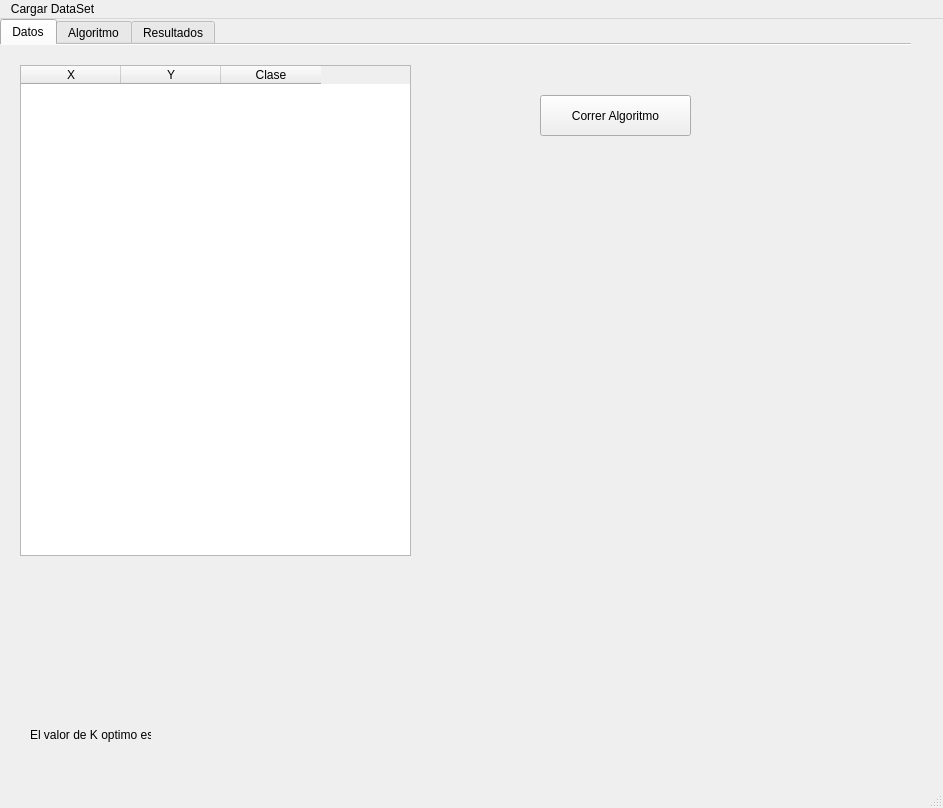
Above: view/main_view.ui from augusto99-dev/AIKnnAlghoritm before the change. Below: the same form after it.
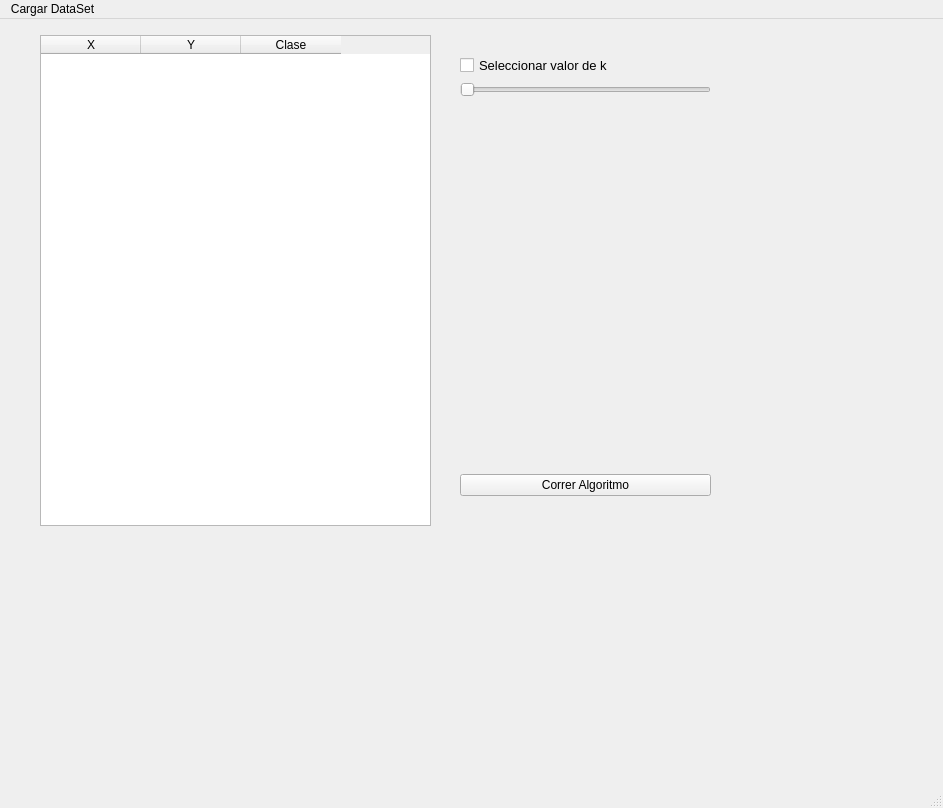
That is the form after the change.

Patch:
```diff
--- a/view/main_view.ui
+++ b/view/main_view.ui
@@ -17,10 +17,10 @@
    <widget class="QTabWidget" name="tabWidget">
     <property name="geometry">
      <rect>
-      <x>0</x>
-      <y>0</y>
+      <x>20</x>
+      <y>-30</y>
       <width>911</width>
-      <height>671</height>
+      <height>771</height>
      </rect>
     </property>
     <property name="currentIndex">
@@ -67,18 +67,86 @@
        </property>
       </column>
      </widget>
-     <widget class="QPushButton" name="pushButton">
+     <widget class="QWidget" name="verticalLayoutWidget_5">
       <property name="geometry">
        <rect>
-        <x>540</x>
-        <y>50</y>
-        <width>151</width>
-        <height>41</height>
+        <x>440</x>
+        <y>40</y>
+        <width>251</width>
+        <height>441</height>
        </rect>
       </property>
-      <property name="text">
-       <string>Correr Algoritmo</string>
-      </property>
+      <layout class="QVBoxLayout" name="verticalLayout">
+       <item>
+        <widget class="QCheckBox" name="checkBox">
+         <property name="font">
+          <font>
+           <pointsize>10</pointsize>
+          </font>
+         </property>
+         <property name="layoutDirection">
+          <enum>Qt::LeftToRight</enum>
+         </property>
+         <property name="autoFillBackground">
+          <bool>true</bool>
+         </property>
+         <property name="text">
+          <string>Seleccionar valor de k</string>
+         </property>
+        </widget>
+       </item>
+       <item>
+        <widget class="QSlider" name="k_slider">
+         <property name="enabled">
+          <bool>false</bool>
+         </property>
+         <property name="focusPolicy">
+          <enum>Qt::NoFocus</enum>
+         </property>
+         <property name="accessibleDescription">
+          <string/>
+         </property>
+         <property name="minimum">
+          <number>1</number>
+         </property>
+         <property name="maximum">
+          <number>15</number>
+         </property>
+         <property name="pageStep">
+          <number>15</number>
+         </property>
+         <property name="orientation">
+          <enum>Qt::Horizontal</enum>
+         </property>
+        </widget>
+       </item>
+       <item>
+        <widget class="QLabel" name="label_value">
+         <property name="enabled">
+          <bool>false</bool>
+         </property>
+         <property name="font">
+          <font>
+           <family>Bahnschrift Light</family>
+           <pointsize>14</pointsize>
+          </font>
+         </property>
+         <property name="focusPolicy">
+          <enum>Qt::NoFocus</enum>
+         </property>
+         <property name="text">
+          <string/>
+         </property>
+        </widget>
+       </item>
+       <item>
+        <widget class="QPushButton" name="pushButton">
+         <property name="text">
+          <string>Correr Algoritmo</string>
+         </property>
+        </widget>
+       </item>
+      </layout>
      </widget>
     </widget>
     <widget class="QWidget" name="tab_2">
@@ -134,34 +202,44 @@
       </property>
       <layout class="QVBoxLayout" name="grafico4"/>
      </widget>
+     <widget class="QLabel" name="label">
+      <property name="geometry">
+       <rect>
+        <x>220</x>
+        <y>690</y>
+        <width>241</width>
+        <height>31</height>
+       </rect>
+      </property>
+      <property name="font">
+       <font>
+        <pointsize>16</pointsize>
+       </font>
+      </property>
+      <property name="text">
+       <string>El valor de K optimo es:</string>
+      </property>
+     </widget>
+     <widget class="QLabel" name="k_value">
+      <property name="geometry">
+       <rect>
+        <x>450</x>
+        <y>690</y>
+        <width>131</width>
+        <height>31</height>
+       </rect>
+      </property>
+      <property name="font">
+       <font>
+        <pointsize>14</pointsize>
+       </font>
+      </property>
+      <property name="text">
+       <string/>
+      </property>
+     </widget>
     </widget>
    </widget>
-   <widget class="QLabel" name="k_value">
-    <property name="geometry">
-     <rect>
-      <x>140</x>
-      <y>700</y>
-      <width>131</width>
-      <height>31</height>
-     </rect>
-    </property>
-    <property name="text">
-     <string/>
-    </property>
-   </widget>
-   <widget class="QLabel" name="label">
-    <property name="geometry">
-     <rect>
-      <x>30</x>
-      <y>700</y>
-      <width>121</width>
-      <height>31</height>
-     </rect>
-    </property>
-    <property name="text">
-     <string>El valor de K optimo es:</string>
-    </property>
-   </widget>
   </widget>
   <widget class="QMenuBar" name="menubar">
    <property name="geometry">
```
Left out of the diff: 6 changed lines with no effect on the pictures.
